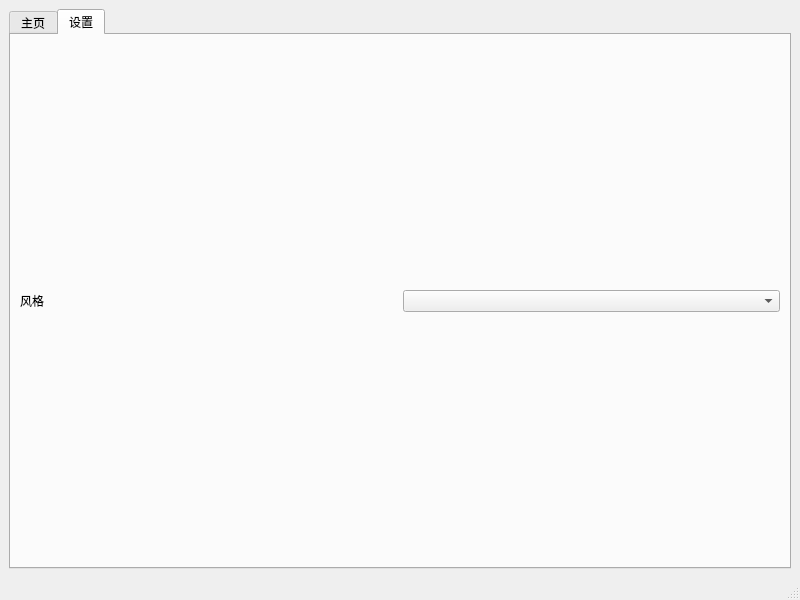
Qt form src/mainwindow.ui (cathaysia/ocr) before a commit.
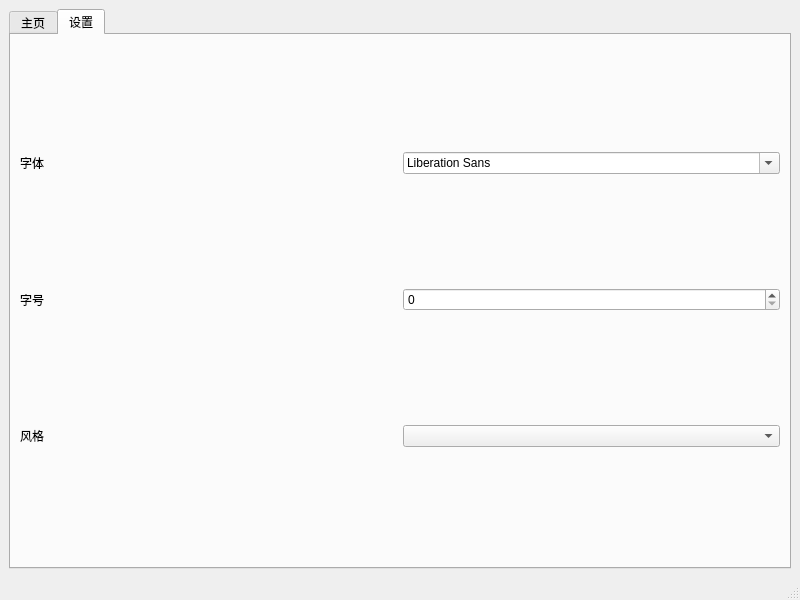
The same form after that commit. The open tabs and pages were chosen to show the change. Custom widgets are drawn as their Qt base class.

Commit message: feat(mainwindow): 修复了 Kvantum 加载的问题、添加了修改字体的选项

Patch:
```diff
--- a/src/mainwindow.ui
+++ b/src/mainwindow.ui
@@ -160,22 +160,38 @@
        <attribute name="title">
         <string>设置</string>
        </attribute>
-       <layout class="QVBoxLayout" name="verticalLayout_7">
-        <item>
-         <layout class="QHBoxLayout" name="horizontalLayout_6">
-          <item>
+       <layout class="QGridLayout" name="gridLayout">
+        <item row="0" column="0">
+         <widget class="QLabel" name="label_3">
+          <property name="text">
+           <string>字体</string>
+          </property>
+         </widget>
+        </item>
+        <item row="0" column="1">
+         <widget class="QFontComboBox" name="cbox_fontFamily"/>
+        </item>
+        <item row="1" column="0">
+         <widget class="QLabel" name="label_4">
+          <property name="text">
+           <string>字号</string>
+          </property>
+         </widget>
+        </item>
+        <item row="1" column="1">
+         <widget class="QSpinBox" name="spain_fontSize"/>
+        </item>
+        <item row="2" column="0">
            <widget class="QLabel" name="label_2">
             <property name="text">
              <string>风格</string>
             </property>
            </widget>
           </item>
-          <item>
+        <item row="2" column="1">
            <widget class="QComboBox" name="cbox_style"/>
           </item>
          </layout>
-        </item>
-       </layout>
       </widget>
      </widget>
     </item>
```
Left out of the diff: 8 changed lines with no effect on the pictures. Lines whose indentation alone changed are shown as unchanged. The commit also changes 6 other files.
